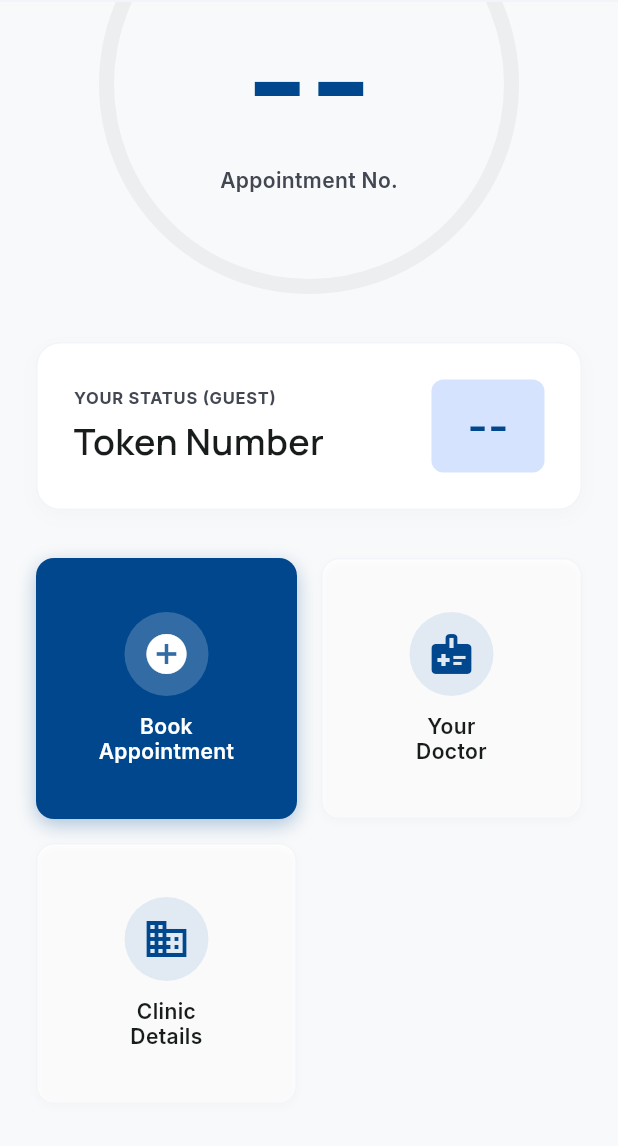
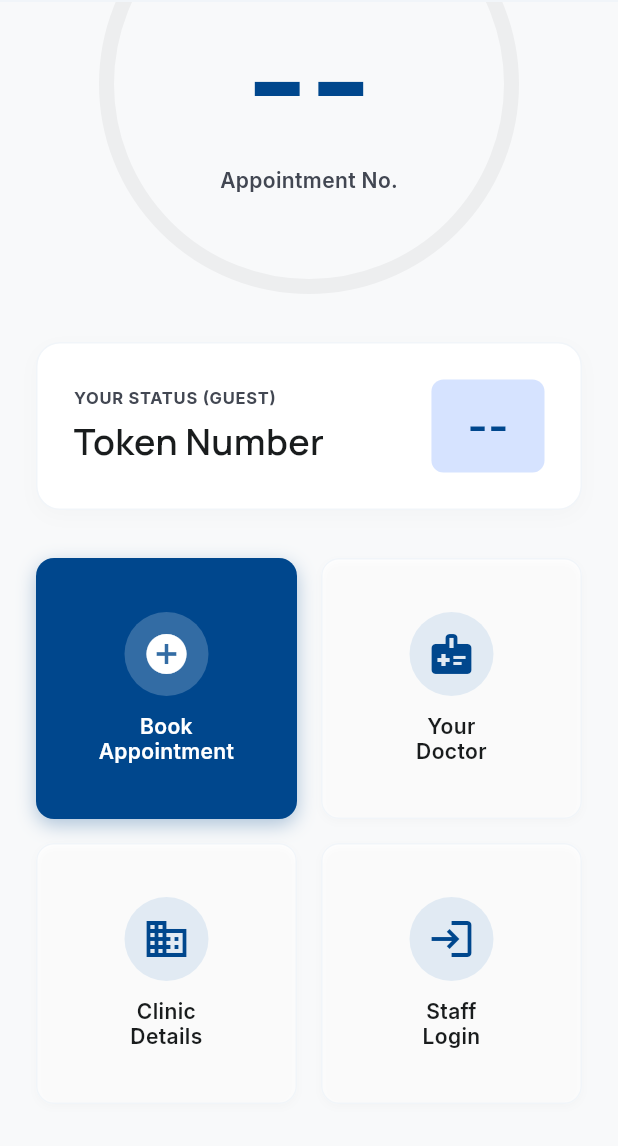
Before and after one commit to maulikappsaga-byte/cms-flutter, a Flutter app: the screen it shows after launch, scrolled down 117 dp, on a phone screen of 412 x 824 dp, the part 84-1230 px from its top. Run offline on Flutter 3.47's test engine with Material 3 defaults, Android fonts, the phone set to English and light mode, and no system bars; our stand-ins replace google_fonts, shared_preferences; missing offline and left inert: flutter_driver, pusher_channels_flutter; network calls fail.

Commit message:
feat: add staff login action card to clinicos overview screen

```diff
--- a/cms_mobile/lib/screens/clinicos_overview_screen.dart
+++ b/cms_mobile/lib/screens/clinicos_overview_screen.dart
@@ -486,6 +486,17 @@ class _ClinicosOverviewScreenState extends State<ClinicosOverviewScreen>
             Navigator.pushNamed(context, '/clinic-details');
           },
         ),
+        _buildActionCard(
+          icon: Icons.login,
+          label: 'Staff\nLogin',
+          color: Colors.white,
+          iconColor: AppColors.primary,
+          textColor: AppColors.onSurface,
+          hasBgIcon: false,
+          onTap: () {
+            Navigator.pushNamed(context, '/login');
+          },
+        ),
       ],
     );
   }
```
